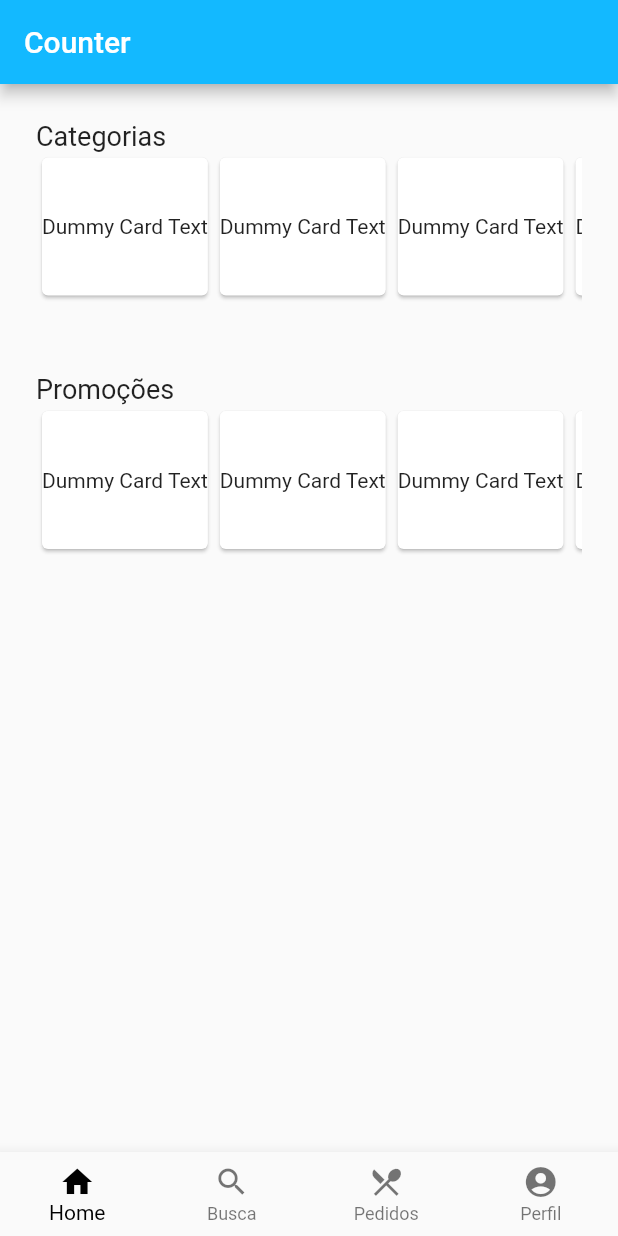
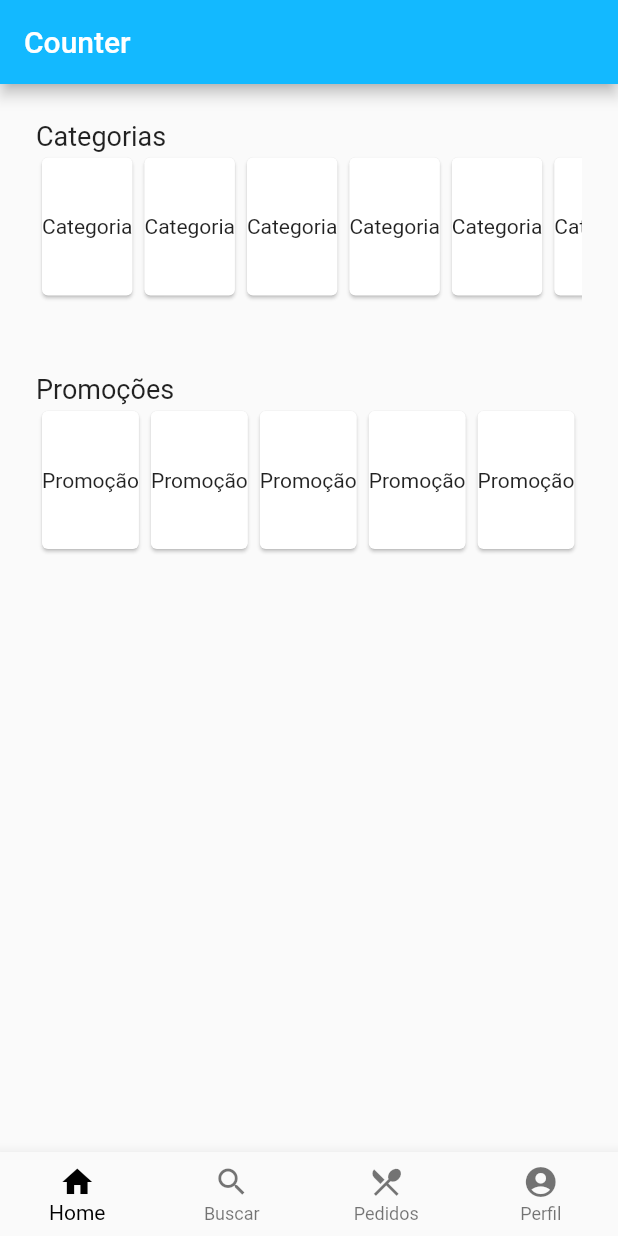
Before and after one commit to brianzav/flutter-ecommerce, a Flutter app: the screen it shows after launch, on a phone screen of 412 x 824 dp. Run offline on Flutter 3.47's test engine with Material 2 defaults, Android fonts, the phone set to English and light mode, and no system bars; our stand-ins replace bloc, flutter_bloc; generated files the repository leaves out were written again.

```diff
--- a/lib/features/home/view/home_page.dart
+++ b/lib/features/home/view/home_page.dart
@@ -50,7 +50,7 @@ class _HomeViewState extends State<HomeView> {
           ),
           BottomNavigationBarItem(
             icon: Icon(Icons.search),
-            label: 'Busca',
+            label: 'Buscar',
           ),
           BottomNavigationBarItem(
             icon: Icon(Icons.restaurant_menu),
@@ -92,7 +92,7 @@ class CategoriasView extends StatelessWidget {
               scrollDirection: Axis.horizontal,
               itemCount: 15,
               itemBuilder: (BuildContext context, int index) => const Card(
-                child: Center(child: Text('Dummy Card Text')),
+                child: Center(child: Text('Categoria')),
               ),
             ),
           ),
@@ -124,12 +124,11 @@ class PromocoesView extends StatelessWidget {
                 scrollDirection: Axis.horizontal,
                 itemCount: 15,
                 itemBuilder: (BuildContext context, int index) => const Card(
-                child: Center(child: Text('Dummy Card Text')),
+                  child: Center(child: Text('Promoção')),
                 ),
               ),
             ),
-        ],
-      ),
+          ]),
     );
   }
 }
```
Also changed, not shown: assets/images/p1.jpeg (added), assets/images/p2.png (added), assets/images/p3.png (added). Lines whose indentation alone changed are shown as unchanged.
